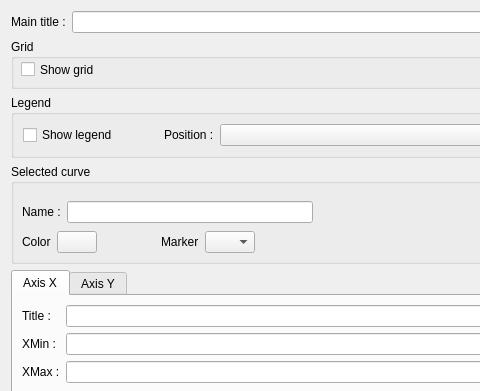
x3-apptech/salome-modules-gui, file tools/CurvePlot/src/python/ui/PlotSettings.ui: the form before one commit; both pictures show x 0 to 480 and y 0 to 391 of the 688 by 583 pixel window.
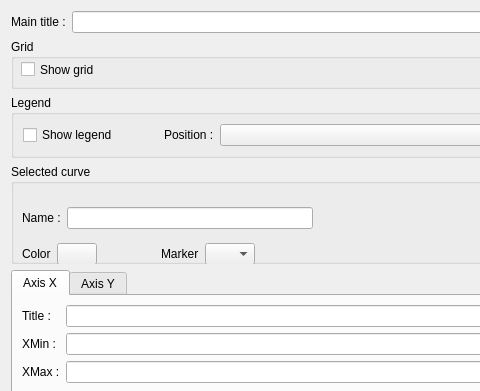
The form after the commit.

The edit to the form file:
```diff
--- a/tools/CurvePlot/src/python/ui/PlotSettings.ui
+++ b/tools/CurvePlot/src/python/ui/PlotSettings.ui
@@ -147,7 +147,7 @@
           <x>11</x>
           <y>35</y>
           <width>291</width>
-          <height>57</height>
+          <height>74</height>
          </rect>
         </property>
         <layout class="QVBoxLayout" name="verticalLayout_6">
@@ -162,73 +162,15 @@
            </item>
            <item>
             <widget class="QLineEdit" name="nameCurve">
-             <property name="palette">
-              <palette>
-               <active>
-                <colorrole role="WindowText">
-                 <brush brushstyle="SolidPattern">
-                  <color alpha="255">
-                   <red>145</red>
-                   <green>145</green>
-                   <blue>145</blue>
-                  </color>
-                 </brush>
-                </colorrole>
-                <colorrole role="Text">
-                 <brush brushstyle="SolidPattern">
-                  <color alpha="255">
-                   <red>105</red>
-                   <green>105</green>
-                   <blue>105</blue>
-                  </color>
-                 </brush>
-                </colorrole>
-               </active>
-               <inactive>
-                <colorrole role="WindowText">
-                 <brush brushstyle="SolidPattern">
-                  <color alpha="255">
-                   <red>145</red>
-                   <green>145</green>
-                   <blue>145</blue>
-                  </color>
-                 </brush>
-                </colorrole>
-                <colorrole role="Text">
-                 <brush brushstyle="SolidPattern">
-                  <color alpha="255">
-                   <red>105</red>
-                   <green>105</green>
-                   <blue>105</blue>
-                  </color>
-                 </brush>
-                </colorrole>
-               </inactive>
-               <disabled>
-                <colorrole role="WindowText">
-                 <brush brushstyle="SolidPattern">
-                  <color alpha="255">
-                   <red>149</red>
-                   <green>151</green>
-                   <blue>153</blue>
-                  </color>
-                 </brush>
-                </colorrole>
-                <colorrole role="Text">
-                 <brush brushstyle="SolidPattern">
-                  <color alpha="255">
-                   <red>158</red>
-                   <green>158</green>
-                   <blue>158</blue>
-                  </color>
-                 </brush>
-                </colorrole>
-               </disabled>
-              </palette>
-             </property>
-             <property name="readOnly">
+             <property name="enabled">
               <bool>true</bool>
              </property>
+             <property name="text">
+              <string/>
+             </property>
+             <property name="readOnly">
+              <bool>false</bool>
+             </property>
             </widget>
            </item>
           </layout>
```
